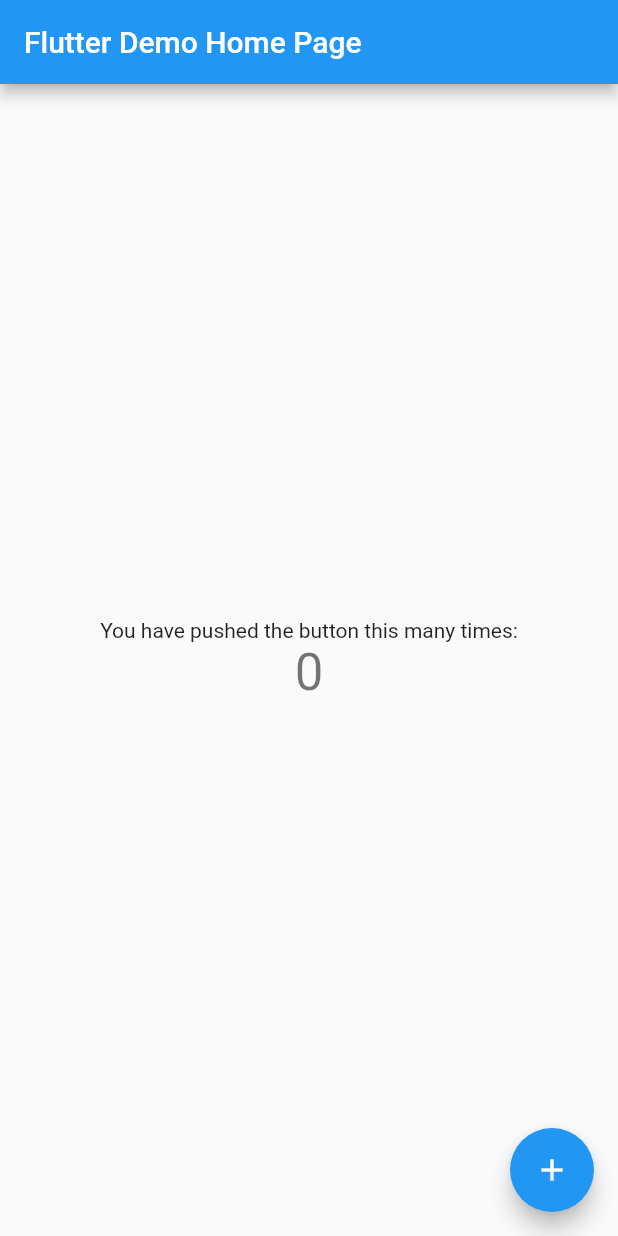
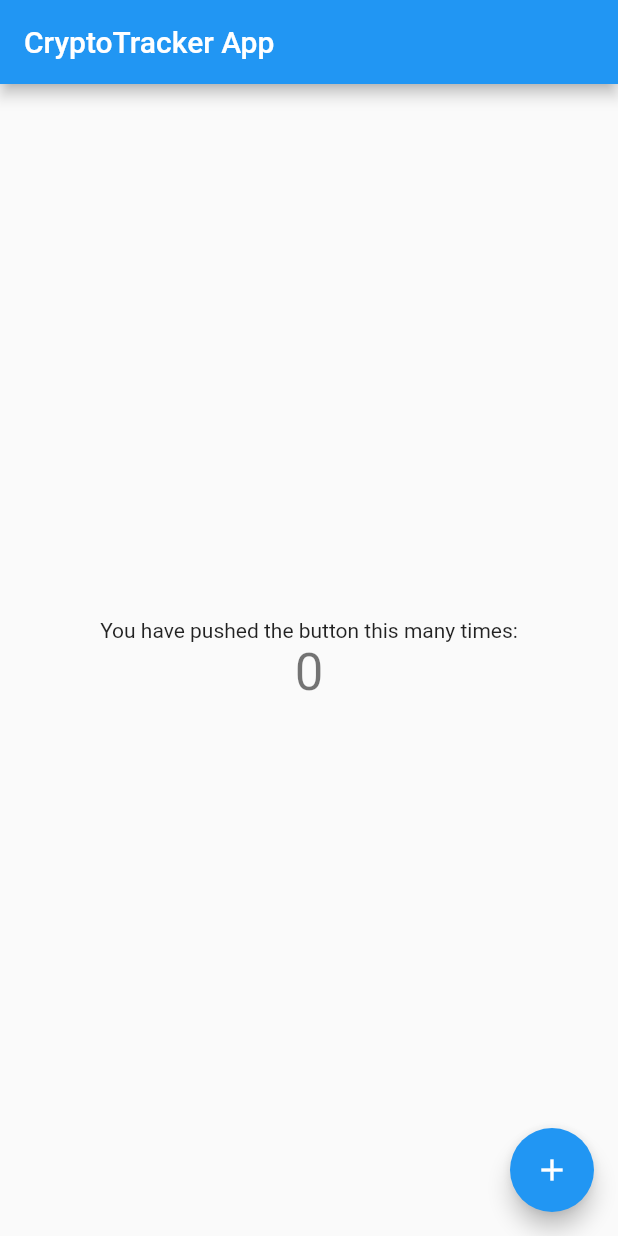
Before and after one commit to schumbar/crypto_app, a Flutter app: the screen it shows after launch, on a phone screen of 412 x 824 dp. Run offline on Flutter 3.47's test engine with Material 2 defaults, Android fonts, the phone set to English and light mode, and no system bars.

```diff
--- a/lib/main.dart
+++ b/lib/main.dart
@@ -15,7 +15,7 @@ class MyApp extends StatelessWidget {
       theme: ThemeData(
         primarySwatch: Colors.blue,
       ),
-      home: const MyHomePage(title: 'Flutter Demo Home Page'),
+      home: const MyHomePage(title: 'CryptoTracker App'),
     );
   }
 }
```
Also changed, not shown: lib/cryptoInformation.dart (added, +18 -0 lines).
